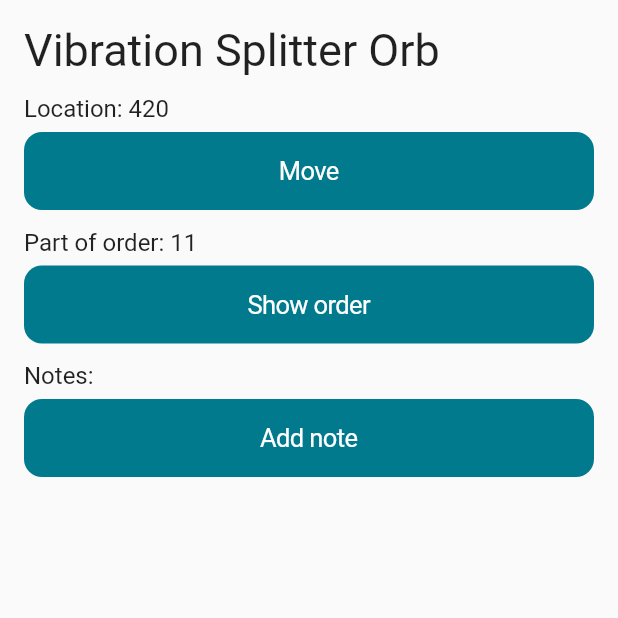
After one commit to theme1256/InnovationPilotLoop2, a Flutter app: the ItemInfoScreen screen opened directly, on a phone screen of 412 x 824 dp, the top half of it. The commit adds this screen. Run offline on Flutter 3.47's test engine with Material 2 defaults, Android fonts, the phone set to English and light mode, and no system bars; our stand-ins replace device_info, flutter_svg.

Commit message:
Flere sider, mangler ikke så meget

```diff
--- /dev/null
+++ b/app/lib/screens/item/info.dart
@@ -0,0 +1,88 @@
+import 'package:app/widgets/button.dart';
+import 'package:flutter/material.dart';
+import 'package:flutter/foundation.dart';
+import 'package:flutter/cupertino.dart';
+
+import '../../widgets/empty_appbar.dart';
+
+class ItemInfoScreen extends StatefulWidget {
+  ItemInfoScreen({Key key}) : super(key: key);
+
+  @override
+  ItemInfoScreenState createState() => ItemInfoScreenState();
+}
+
+class ItemInfoScreenState extends State<ItemInfoScreen> {
+  void _move(context) {
+    // Route route = CupertinoPageRoute(builder: (context) => ItemInfoScreen());
+    // Navigator.push(context, route);
+  }
+  void _showOrder(context) {
+    // Route route = CupertinoPageRoute(builder: (context) => ItemInfoScreen());
+    // Navigator.push(context, route);
+  }
+  void _addNote(context) {
+    // Route route = CupertinoPageRoute(builder: (context) => ItemInfoScreen());
+    // Navigator.push(context, route);
+  }
+
+  @override
+  Widget build(BuildContext context) {
+    return Scaffold(
+      appBar: EmptyAppBar(),
+      body: Container(
+        padding: EdgeInsets.all(16.0),
+        child: Column(
+          crossAxisAlignment: CrossAxisAlignment.start,
+          children: [
+            Text(
+              "Vibration Splitter Orb",
+              style: TextStyle(
+                fontSize: 30,
+              ),
+            ),
+            SizedBox(height: 12),
+            Text(
+              "Location: 420",
+              style: TextStyle(
+                fontSize: 16,
+              ),
+            ),
+            SizedBox(height: 6),
+            Button(
+              text: "Move",
+              padding: 0,
+              callback: _move,
+            ),
+            SizedBox(height: 12),
+            Text(
+              "Part of order: 11",
+              style: TextStyle(
+                fontSize: 16,
+              ),
+            ),
+            SizedBox(height: 6),
+            Button(
+              text: "Show order",
+              padding: 0,
+              callback: _showOrder,
+            ),
+            SizedBox(height: 12),
+            Text(
+              "Notes:",
+              style: TextStyle(
+                fontSize: 16,
+              ),
+            ),
+            SizedBox(height: 6),
+            Button(
+              text: "Add note",
+              padding: 0,
+              callback: _addNote,
+            ),
+          ],
+        ),
+      ),
+    );
+  }
+}
--- /dev/null
+++ b/app/lib/widgets/button.dart
@@ -0,0 +1,35 @@
+import 'package:flutter/cupertino.dart';
+import 'package:flutter/material.dart';
+
+class Button extends StatelessWidget {
+  final String text;
+  final double padding;
+  final Color color;
+  final callback;
+  final bool active;
+  final double width;
+
+  Button({
+    @required this.text,
+    this.padding = 16.0,
+    this.color = Colors.black54,
+    this.callback,
+    this.width = double.infinity,
+    this.active = true,
+    Key key,
+  }) : super(key: key);
+
+  @override
+  Widget build(BuildContext context) {
+    return SizedBox(
+      width: this.width,
+      child: Container(
+        padding: EdgeInsets.only(left: padding, right: padding, bottom: padding),
+        child: CupertinoButton.filled(
+          child: Text(text,),
+          onPressed: active ? () => { callback(context) } : null,
+        ),
+      ),
+    );
+  }
+}
```
Also changed, not shown: app/lib/screens/home.dart (+12 -0 lines), app/lib/screens/item/scan.dart (added, +54 -0 lines), app/lib/screens/order/info.dart (added, +83 -0 lines), app/lib/screens/order/scan.dart (added, +54 -0 lines), app/lib/screens/ship/scan.dart (added, +53 -0 lines).
